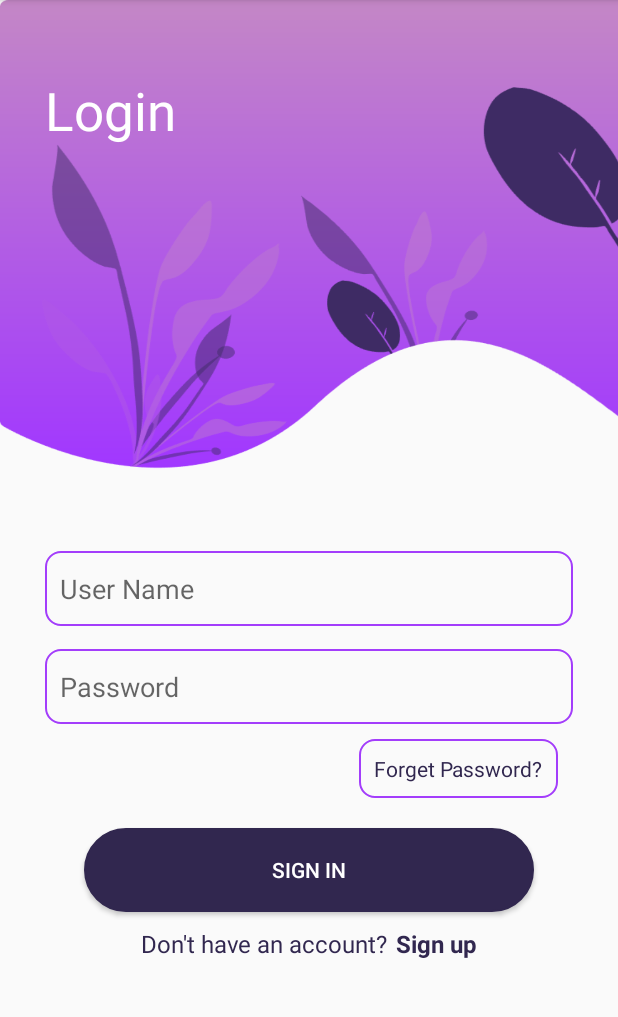
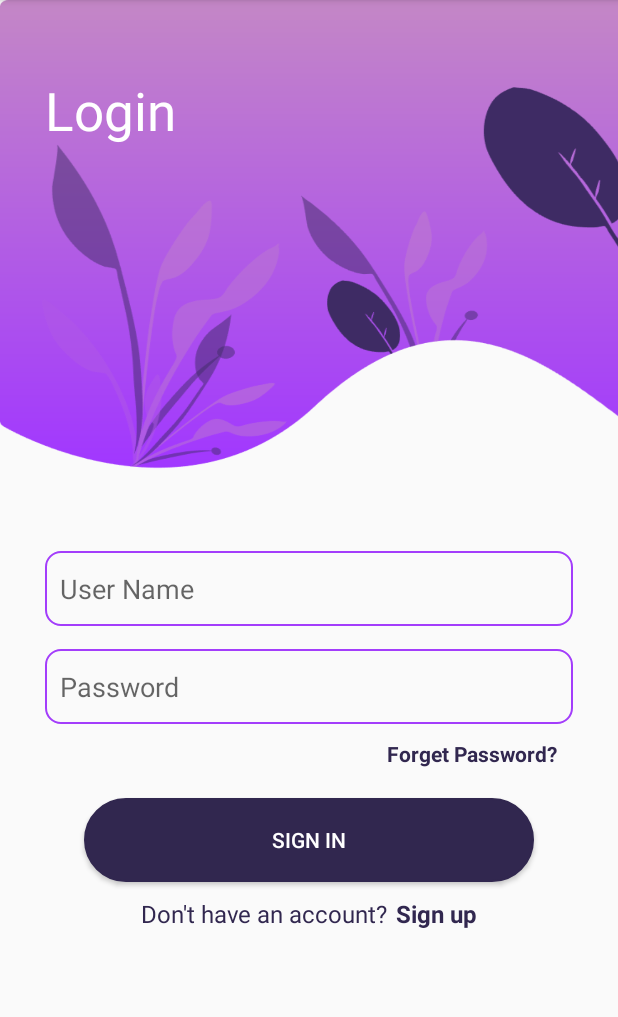
Before and after one commit to MirageTHE69/Sample, an Android app: the NextActivity screen opened directly, with no data from a screen before it, on a phone screen of 412 x 824 dp, the part 84-1101 px from its top. Run offline under Robolectric (Android 15) with nearby library versions, the phone set to English and light mode, and no system bars.

Commit message:
Tirth Shah

```diff
--- a/app/src/main/res/layout/activity_next.xml
+++ b/app/src/main/res/layout/activity_next.xml
@@ -52,9 +52,9 @@
         android:id="@+id/Tv1"
         android:layout_width="wrap_content"
         android:layout_height="wrap_content"
-        android:background="@drawable/forget"
         android:layout_gravity="end"
         android:layout_marginTop="10dp"
+        android:textStyle="bold"
         android:layout_marginRight="40dp"
         android:text="Forget Password?"
         android:textColor="#31274f" />
```
Also changed, not shown: app/src/main/java/com/example/sample/Home_Page.java (+10 -1 lines).
